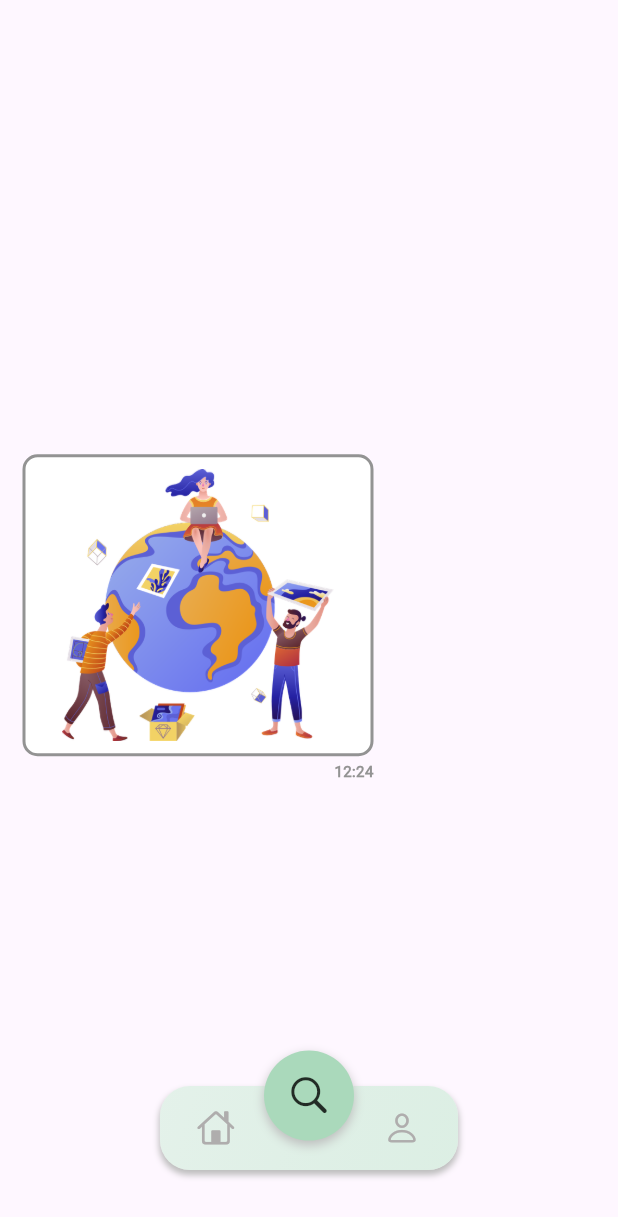
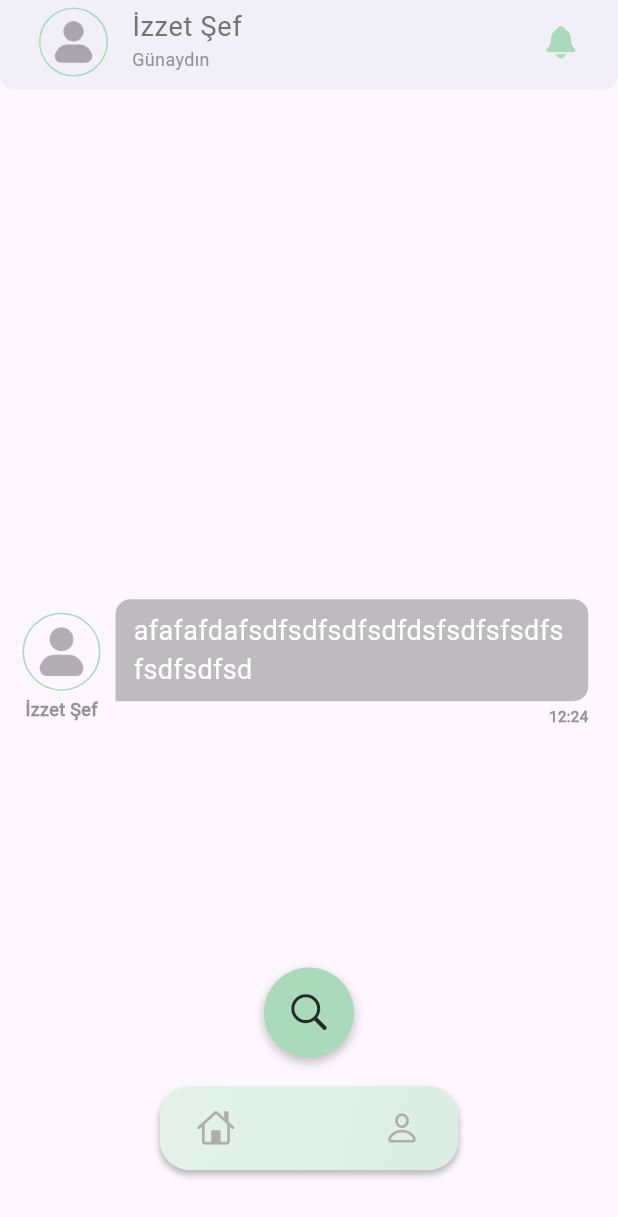
Before and after one commit to izzetJmy/locale_chat, a Flutter app: the screen it shows after launch, on a phone screen of 412 x 824 dp. Shown: the top 1217 px of the screen. Run offline on Flutter 3.47's test engine with Material 3 defaults, Android fonts, the light colour scheme and no system bars.

Commit message:
3 sayfa için app bar oluşturuldu.

```diff
--- a/lib/comopnents/chat_components/my_group_chat.dart
+++ b/lib/comopnents/chat_components/my_group_chat.dart
@@ -28,7 +28,7 @@ class MyGroupChat extends StatelessWidget {
             crossAxisAlignment: CrossAxisAlignment.end,
             children: [
               contentText(size),
-              const SizedBox(width: 8),
+              const SizedBox(width: 10),
               profileInfo(),
             ],
           )
@@ -36,7 +36,7 @@ class MyGroupChat extends StatelessWidget {
             crossAxisAlignment: CrossAxisAlignment.end,
             children: [
               profileInfo(),
-              const SizedBox(width: 8),
+              const SizedBox(width: 10),
               contentText(size),
             ],
           );
@@ -50,7 +50,7 @@ class MyGroupChat extends StatelessWidget {
           leftOrRight ? CrossAxisAlignment.start : CrossAxisAlignment.end,
       children: [
         Container(
-          width: size.width * 0.8,
+          width: size.width * 0.765,
           padding: const EdgeInsets.symmetric(horizontal: 12, vertical: 8),
           decoration: BoxDecoration(
             borderRadius: BorderRadius.only(
--- a/lib/comopnents/my_appbar.dart
+++ b/lib/comopnents/my_appbar.dart
@@ -1,11 +1,10 @@
 import 'package:flutter/material.dart';
 
 class MyAppBar extends StatelessWidget implements PreferredSizeWidget {
-  final Widget leading;
+  final Widget? leading;
   final Widget title;
   final List<Widget>? actions;
-  const MyAppBar(
-      {super.key, required this.leading, required this.title, this.actions})
+  const MyAppBar({super.key, this.leading, required this.title, this.actions})
       : preferredSize = const Size.fromHeight(60);
 
   @override
@@ -14,6 +13,7 @@ class MyAppBar extends StatelessWidget implements PreferredSizeWidget {
       backgroundColor: Colors.white,
       leading: leading,
       title: title,
+      leadingWidth: 150,
       actions: actions,
       elevation: 4,
       shape: const RoundedRectangleBorder(
--- a/lib/comopnents/profile_info.dart
+++ b/lib/comopnents/profile_info.dart
@@ -35,7 +35,7 @@ class ProfileInfo extends StatelessWidget {
 
   @override
   Widget build(BuildContext context) {
-    return showName && showDate
+    return !showName && !showDate
         ? InkWell(
             onTap: onTap,
             child: Container(
--- a/lib/constants/text_style.dart
+++ b/lib/constants/text_style.dart
@@ -54,3 +54,15 @@ TextStyle profileCardSubTittleTextStyle = const TextStyle(
   fontWeight: FontWeight.w100,
   color: Color(0xff939393),
 );
+
+TextStyle appBarTitleTextStyle = const TextStyle(
+  fontFamily: 'Roboto',
+  fontSize: 18,
+  color: Color.fromARGB(255, 117, 116, 116),
+);
+TextStyle appBarSubTitleTextStyle = const TextStyle(
+  fontFamily: 'Roboto',
+  fontSize: 12,
+  fontWeight: FontWeight.w100,
+  color: Color(0xff939393),
+);
--- a/lib/pages/control_page.dart
+++ b/lib/pages/control_page.dart
@@ -3,7 +3,10 @@ import 'dart:io';
 import 'package:flutter/cupertino.dart';
 import 'package:flutter/material.dart';
 import 'package:locale_chat/comopnents/button_navigator_bar.dart';
+import 'package:locale_chat/comopnents/my_appbar.dart';
+import 'package:locale_chat/comopnents/profile_info.dart';
 import 'package:locale_chat/constants/colors.dart';
+import 'package:locale_chat/constants/text_style.dart';
 import 'package:locale_chat/model/nav_model.dart';
 import 'package:locale_chat/pages/home_page/home_page.dart';
 import 'package:locale_chat/pages/profile_page/profile_page.dart';
@@ -57,7 +60,45 @@ class _ControlPageState extends State<ControlPage> {
         }
       },
       child: Scaffold(
-        body: Stack(
+        appBar: selectedTap == 0 || selectedTap == 1
+            ? MyAppBar(
+                title: ListTile(
+                  contentPadding: const EdgeInsets.all(10),
+                  titleAlignment: ListTileTitleAlignment.center,
+                  leading: const ProfileInfo(
+                    image_path: 'assets/images/user_avatar.png',
+                    image_radius: 17,
+                  ),
+                  title: Text(
+                    'İzzet Şef',
+                    style: appBarTitleTextStyle,
+                  ),
+                  subtitle: Text(
+                    'Günaydın',
+                    style: appBarSubTitleTextStyle,
+                  ),
+                  trailing: Icon(
+                    CupertinoIcons.bell_fill,
+                    color: backgroundColor,
+                  ),
+                ),
+              )
+            : const MyAppBar(
+                title: ListTile(
+                  titleAlignment: ListTileTitleAlignment.center,
+                  contentPadding: EdgeInsets.all(10),
+                  title: Text('Profile'),
+                  leading: Icon(CupertinoIcons.back),
+                  trailing: Icon(Icons.settings),
+                ),
+              ),
+        body: bottomNavigatorBar(size),
+      ),
+    );
+  }
+
+  Stack bottomNavigatorBar(Size size) {
+    return Stack(
       children: [
         //pages shown here
         Positioned.fill(
@@ -93,7 +134,7 @@ class _ControlPageState extends State<ControlPage> {
         Positioned(
           left: size.width / 2.5,
           right: size.width / 2.5,
-              top: size.height * 0.85,
+          top: size.height * 0.71,
           child: InkWell(
             splashColor: Colors.transparent,
             highlightColor: Colors.transparent,
@@ -120,8 +161,6 @@ class _ControlPageState extends State<ControlPage> {
           ),
         ),
       ],
-        ),
-      ),
     );
   }
 }
--- a/lib/pages/search_page/search_page.dart
+++ b/lib/pages/search_page/search_page.dart
@@ -1,5 +1,5 @@
 import 'package:flutter/material.dart';
-import 'package:locale_chat/comopnents/chat_components/my_single_chat_image.dart';
+import 'package:locale_chat/comopnents/chat_components/my_group_chat.dart';
 
 class SearchPage extends StatelessWidget {
   const SearchPage({super.key});
@@ -10,9 +10,9 @@ class SearchPage extends StatelessWidget {
       body: Center(
         child: Padding(
           padding: EdgeInsets.all(15.0),
-          child: MySingleChatImage(
+          child: MyGroupChat(
+            title: 'afafafdafsdfsdfsdfsdfdsfsdfsfsdfsfsdfsdfsd',
             leftOrRight: false,
-            imagePath: 'assets/images/first_onboarding_page_image.png',
             time: '12:24',
             userImage: 'assets/images/user_avatar.png',
             userName: 'İzzet Şef',
```
Also changed, not shown: pubspec.lock. Lines whose indentation alone changed are shown as unchanged.
